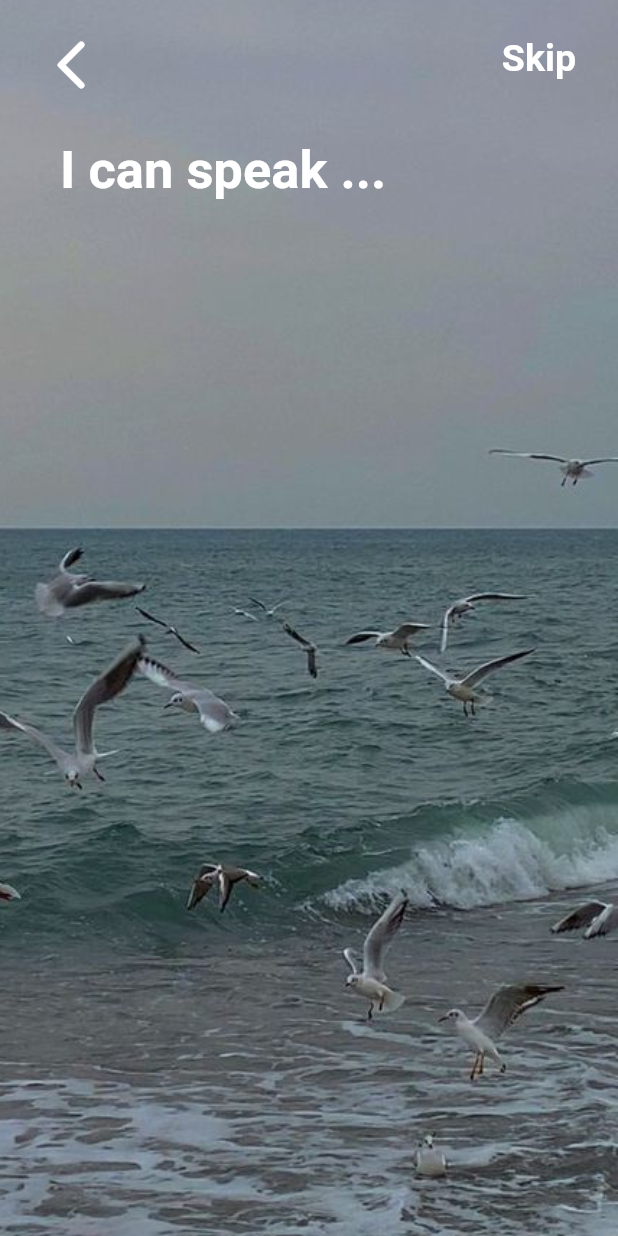
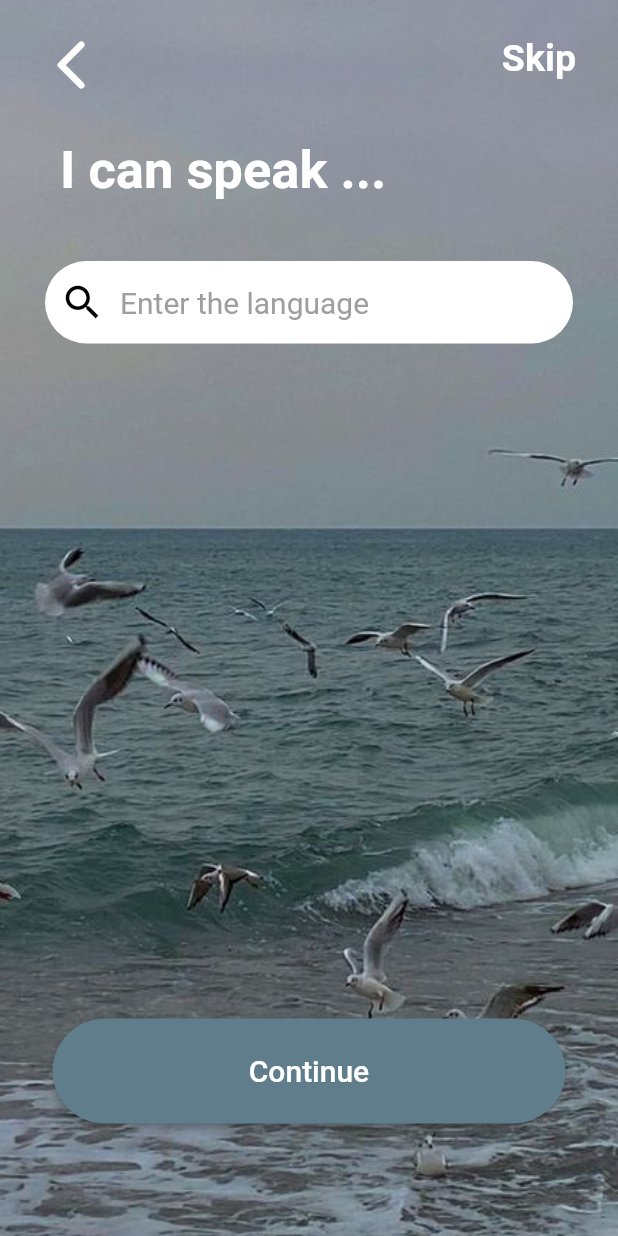
Before and after one commit to litrar/floating-bottle, a Flutter app: the Language screen opened directly, on a phone screen of 412 x 824 dp. Run offline on Flutter 3.47's test engine with Material 2 defaults, Android fonts, the phone set to English and light mode, and no system bars; our stand-ins replace flutter_bloc, flutter_screenutil, go_router, image_picker.

Commit message:
update language page

```diff
--- a/lib/pages/authentication/language.dart
+++ b/lib/pages/authentication/language.dart
@@ -1,10 +1,12 @@
 import 'package:floating_bottle/pages/authentication/personality.dart';
+import 'package:floating_bottle/pages/authentication/search_bar.dart';
+import 'package:flutter/cupertino.dart';
 import 'package:flutter/material.dart';
-import 'package:go_router/go_router.dart';
 
 class Language extends StatefulWidget {
-  Language({Key? key}) : super(key: key);
-  // final List<String> interests = ["Cooking","Photography","Art","Basketball","Dance"];
+  const Language({Key? key}) : super(key: key);
+
+
   @override
   State<Language> createState() => _LanguageState();
 }
@@ -24,7 +26,7 @@ class _LanguageState extends State<Language> {
             ListView(
               children: [
                 Container(
-                  margin: const EdgeInsets.only(left: 20,right: 20,top: 15),
+                  margin: EdgeInsets.only(left: 20,right: 20,top: 15),
                   child: Row(
                     mainAxisAlignment: MainAxisAlignment.spaceBetween,
                     children: [
@@ -39,11 +41,18 @@ class _LanguageState extends State<Language> {
                             ),
                           );
                         },
-                        icon: const Icon(Icons.arrow_back_ios_rounded,size: 40,color: Colors.white,),),
+                        icon: Icon(Icons.arrow_back_ios_rounded,size: 40,color: Colors.white,),),
                       TextButton(onPressed: (){
-                        context.go("/personal");
+                        Navigator.push(
+                          context,
+                          MaterialPageRoute(
+                            builder: (context) {
+                              return Language();
+                            },
+                          ),
+                        );
                       },
-                        child: const Text("Skip",style: TextStyle(
+                        child: Text("Skip",style: TextStyle(
                             fontSize: 25,
                             fontWeight: FontWeight.w600,
                             color: Colors.white
@@ -53,17 +62,69 @@ class _LanguageState extends State<Language> {
                   ),
                 ),
                 Container(
-                  margin: const EdgeInsets.only(left: 40,top: 30),
-                  child: const Text("I can speak ...",style: TextStyle(
+                  margin: EdgeInsets.only(left: 40,top: 30),
+                  child: Text("I can speak ...",style: TextStyle(
                       fontWeight: FontWeight.bold,
                       fontSize: 35,
                       color: Colors.white
                   ),),
                 ),
+                Container(
+                  margin: EdgeInsets.only(right: 30,left: 30,top: 40),
+                  height: 55,
+                  width: 150,
+                  decoration: BoxDecoration(
+                    color: Colors.white,
+                    borderRadius: BorderRadius.circular(35),
+                  ),
+                  child: InkWell(
+                    borderRadius: BorderRadius.circular(35),
+                    child: Row(
+                      children: <Widget>[
+                        Padding(padding: EdgeInsets.only(left: 10,right: 10),
+                            child: Icon(Icons.search,color: Colors.black,size: 30,)),
+                        Text("Enter the language",style: TextStyle(color: Colors.grey,fontSize: 20),)
+                      ],
+                    ),
+                    onTap: (){
+                      //跳轉頁面
+                      showSearch(context: context,delegate: SearchBarDelegate());
+                    },
+                  ),
+                ),
+                _continueButton(),
               ],
             )
           ]
       ),
     );
   }
+  Widget _continueButton() {
+    return Container(
+      margin: EdgeInsets.only(left: 35, right: 35, top: 450, bottom: 20),
+      width: 350,
+      height: 70,
+      child: ElevatedButton(
+        child: Text("Continue", style: TextStyle(
+            fontSize: 20,color: Colors.white
+        ),),
+        style: ButtonStyle(
+            backgroundColor: MaterialStateProperty.all(Colors.blueGrey),
+            shape: MaterialStateProperty.all<RoundedRectangleBorder>(
+                RoundedRectangleBorder(borderRadius: BorderRadius.circular(35))
+            )
+        ),
+        onPressed: () {
+          Navigator.push(
+            context,
+            MaterialPageRoute(
+              builder: (context) {
+                return Language();
+              },
+            ),
+          );
+        },
+      ),
+    );
+  }
 }
```
